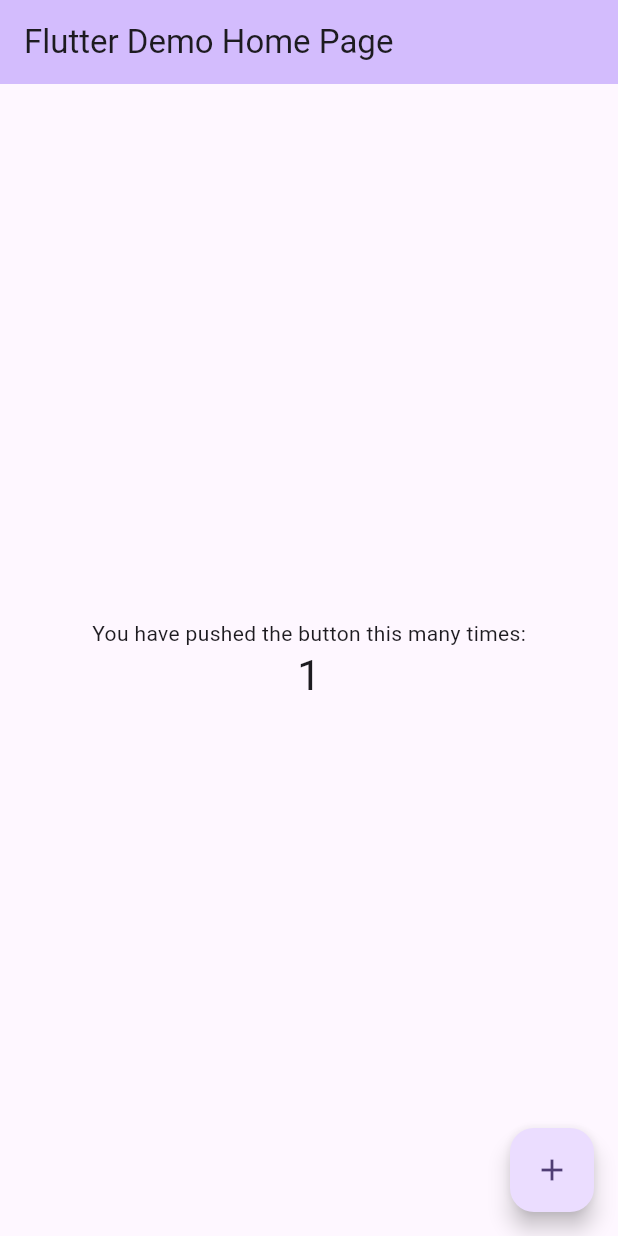
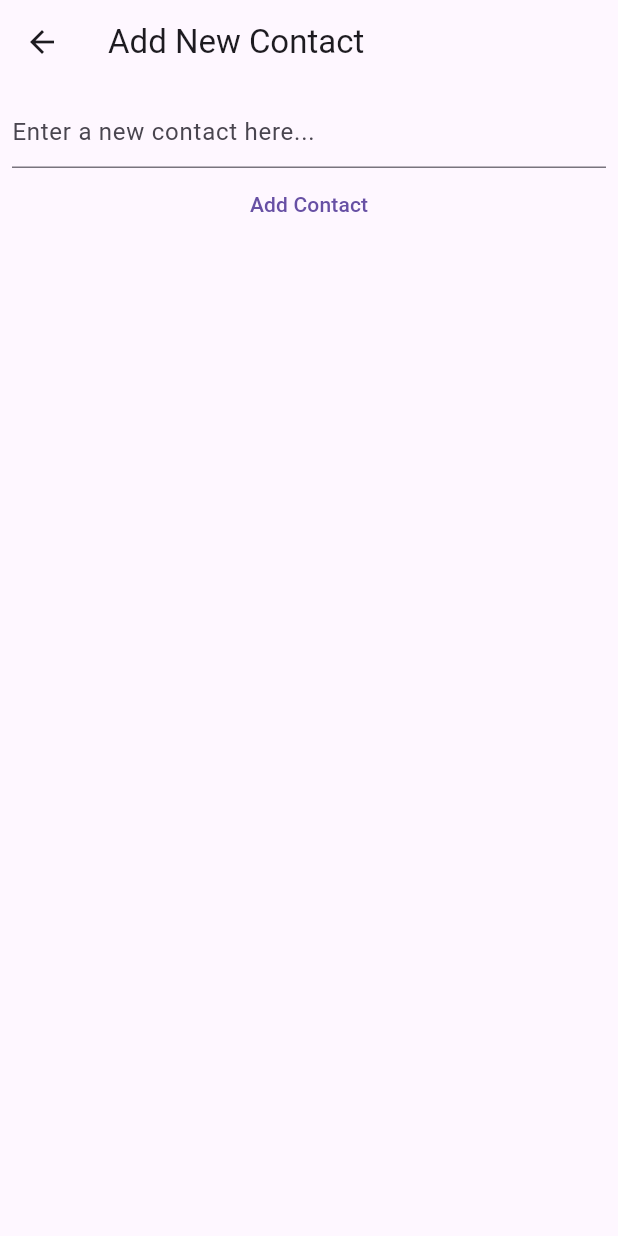
Before and after one commit to sb-dor/State-Management-in-Flutter, a Flutter app: the screen it shows after launch, after a tap on the "add" icon, on a phone screen of 412 x 824 dp. Run offline on Flutter 3.47's test engine with Material 3 defaults, Android fonts, the phone set to English and light mode, and no system bars.

Commit message:
learned about flutter ValueNotifier state management basics

```diff
--- a/lib/main.dart
+++ b/lib/main.dart
@@ -1,125 +1,24 @@
 import 'package:flutter/material.dart';
 
+import 'vanilla_contacts/views/vanilla_contact_page.dart';
+
 void main() {
-  runApp(const MyApp());
+  runApp(const App());
 }
 
-class MyApp extends StatelessWidget {
-  const MyApp({super.key});
+class App extends StatefulWidget {
+  const App({super.key});
 
-  // This widget is the root of your application.
+  @override
+  State<App> createState() => _AppState();
+}
+
+class _AppState extends State<App> {
   @override
   Widget build(BuildContext context) {
-    return MaterialApp(
-      title: 'Flutter Demo',
-      theme: ThemeData(
-        // This is the theme of your application.
-        //
-        // TRY THIS: Try running your application with "flutter run". You'll see
-        // the application has a purple toolbar. Then, without quitting the app,
-        // try changing the seedColor in the colorScheme below to Colors.green
-        // and then invoke "hot reload" (save your changes or press the "hot
-        // reload" button in a Flutter-supported IDE, or press "r" if you used
-        // the command line to start the app).
-        //
-        // Notice that the counter didn't reset back to zero; the application
-        // state is not lost during the reload. To reset the state, use hot
-        // restart instead.
-        //
-        // This works for code too, not just values: Most code changes can be
-        // tested with just a hot reload.
-        colorScheme: ColorScheme.fromSeed(seedColor: Colors.deepPurple),
-        useMaterial3: true,
-      ),
-      home: const MyHomePage(title: 'Flutter Demo Home Page'),
+    return const MaterialApp(
+      debugShowCheckedModeBanner: false,
+      home: VanillaContactPage(),
     );
   }
 }
-
-class MyHomePage extends StatefulWidget {
-  const MyHomePage({super.key, required this.title});
-
-  // This widget is the home page of your application. It is stateful, meaning
-  // that it has a State object (defined below) that contains fields that affect
-  // how it looks.
-
-  // This class is the configuration for the state. It holds the values (in this
-  // case the title) provided by the parent (in this case the App widget) and
-  // used by the build method of the State. Fields in a Widget subclass are
-  // always marked "final".
-
-  final String title;
-
-  @override
-  State<MyHomePage> createState() => _MyHomePageState();
-}
-
-class _MyHomePageState extends State<MyHomePage> {
-  int _counter = 0;
-
-  void _incrementCounter() {
-    setState(() {
-      // This call to setState tells the Flutter framework that something has
-      // changed in this State, which causes it to rerun the build method below
-      // so that the display can reflect the updated values. If we changed
-      // _counter without calling setState(), then the build method would not be
-      // called again, and so nothing would appear to happen.
-      _counter++;
-    });
-  }
-
-  @override
-  Widget build(BuildContext context) {
-    // This method is rerun every time setState is called, for instance as done
-    // by the _incrementCounter method above.
-    //
-    // The Flutter framework has been optimized to make rerunning build methods
-    // fast, so that you can just rebuild anything that needs updating rather
-    // than having to individually change instances of widgets.
-    return Scaffold(
-      appBar: AppBar(
-        // TRY THIS: Try changing the color here to a specific color (to
-        // Colors.amber, perhaps?) and trigger a hot reload to see the AppBar
-        // change color while the other colors stay the same.
-        backgroundColor: Theme.of(context).colorScheme.inversePrimary,
-        // Here we take the value from the MyHomePage object that was created by
-        // the App.build method, and use it to set our appbar title.
-        title: Text(widget.title),
-      ),
-      body: Center(
-        // Center is a layout widget. It takes a single child and positions it
-        // in the middle of the parent.
-        child: Column(
-          // Column is also a layout widget. It takes a list of children and
-          // arranges them vertically. By default, it sizes itself to fit its
-          // children horizontally, and tries to be as tall as its parent.
-          //
-          // Column has various properties to control how it sizes itself and
-          // how it positions its children. Here we use mainAxisAlignment to
-          // center the children vertically; the main axis here is the vertical
-          // axis because Columns are vertical (the cross axis would be
-          // horizontal).
-          //
-          // TRY THIS: Invoke "debug painting" (choose the "Toggle Debug Paint"
-          // action in the IDE, or press "p" in the console), to see the
-          // wireframe for each widget.
-          mainAxisAlignment: MainAxisAlignment.center,
-          children: <Widget>[
-            const Text(
-              'You have pushed the button this many times:',
-            ),
-            Text(
-              '$_counter',
-              style: Theme.of(context).textTheme.headlineMedium,
-            ),
-          ],
-        ),
-      ),
-      floatingActionButton: FloatingActionButton(
-        onPressed: _incrementCounter,
-        tooltip: 'Increment',
-        child: const Icon(Icons.add),
-      ), // This trailing comma makes auto-formatting nicer for build methods.
-    );
-  }
-}
--- /dev/null
+++ b/lib/vanilla_contacts/models/contact.dart
@@ -0,0 +1,9 @@
+import 'package:uuid/uuid.dart';
+
+class Contact {
+  final String id;
+  final String name;
+
+  // whenever you create new instance of this class - id will be placed with uuid automatically
+  Contact({required this.name}) : id = const Uuid().v4();
+}
--- /dev/null
+++ b/lib/vanilla_contacts/view_model/contact_book.dart
@@ -0,0 +1,31 @@
+import 'package:flutter/foundation.dart';
+import 'package:state_management_course/vanilla_contacts/models/contact.dart';
+
+// in ValueNotifier you have to write what kind of type will be listened
+// in order to change the state of screen
+class ContactBook extends ValueNotifier<List<Contact>> {
+  //
+  ContactBook._() : super(<Contact>[]); // begin with a empty list
+
+  static ContactBook? _instance;
+
+  static ContactBook get instance => _instance ??= ContactBook._();
+
+  int get length => value.length; // this value is from "ValueNotifier" getter variable
+
+  void add({required Contact contact}) {
+    value.add(contact); // this value is from "ValueNotifier" getter variable
+    notifyListeners();
+  }
+
+  void remove({required Contact contact}) {
+    // this value is from "ValueNotifier" getter variable
+    value.removeWhere((e) => e.id == contact.id);
+    notifyListeners();
+  }
+
+  Contact? contact({required int atIndex}) {
+    // this value is from "ValueNotifier" getter variable
+    return value.length > atIndex ? value[atIndex] : null;
+  }
+}
--- /dev/null
+++ b/lib/vanilla_contacts/views/vanilla_contact_page.dart
@@ -0,0 +1,56 @@
+import 'package:flutter/material.dart';
+import 'package:state_management_course/vanilla_contacts/view_model/contact_book.dart';
+import 'package:state_management_course/vanilla_contacts/views/vanilla_new_contact_view.dart';
+
+class VanillaContactPage extends StatefulWidget {
+  const VanillaContactPage({super.key});
+
+  @override
+  State<VanillaContactPage> createState() => _VanillaContactPageState();
+}
+
+class _VanillaContactPageState extends State<VanillaContactPage> {
+  final contactBook = ContactBook.instance;
+
+  @override
+  Widget build(BuildContext context) {
+    return Scaffold(
+      appBar: AppBar(
+        title: const Text("Home page"),
+      ),
+      body: ValueListenableBuilder(
+          valueListenable: contactBook,
+          builder: (context, value, child) {
+            return ListView.separated(
+              padding: const EdgeInsets.all(8.0),
+              separatorBuilder: (context, index) => const SizedBox(height: 10),
+              itemCount: value.length,
+              itemBuilder: (context, index) {
+                final contact = value[index];
+                return Dismissible(
+                  key: UniqueKey(),
+                  onDismissed: (direction) => contactBook.remove(contact: contact),
+                  child: Material(
+                    elevation: 6.0,
+                    child: ListTile(
+                      title: Text("${index + 1}. ${contact.name}"),
+                    ),
+                  ),
+                );
+              },
+            );
+          }),
+      floatingActionButton: FloatingActionButton(
+        onPressed: () {
+          Navigator.push(
+            context,
+            MaterialPageRoute(
+              builder: (context) => const VanillaNewContactView(),
+            ),
+          );
+        },
+        child: const Icon(Icons.add),
+      ),
+    );
+  }
+}
--- /dev/null
+++ b/lib/vanilla_contacts/views/vanilla_new_contact_view.dart
@@ -0,0 +1,59 @@
+import 'package:flutter/material.dart';
+import 'package:state_management_course/vanilla_contacts/models/contact.dart';
+import 'package:state_management_course/vanilla_contacts/view_model/contact_book.dart';
+
+class VanillaNewContactView extends StatefulWidget {
+  const VanillaNewContactView({super.key});
+
+  @override
+  State<VanillaNewContactView> createState() => _VanillaNewContactViewState();
+}
+
+class _VanillaNewContactViewState extends State<VanillaNewContactView> {
+  late TextEditingController _controller;
+  late ContactBook _contactBook;
+
+  @override
+  void initState() {
+    super.initState();
+    _controller = TextEditingController(text: '');
+    _contactBook = ContactBook.instance;
+  }
+
+  @override
+  void dispose() {
+    _controller.dispose();
+    super.dispose();
+  }
+
+  @override
+  Widget build(BuildContext context) {
+    return Scaffold(
+      appBar: AppBar(
+        title: const Text("Add New Contact"),
+      ),
+      body: Padding(
+        padding: const EdgeInsets.all(8.0),
+        child: Column(
+          children: [
+            TextField(
+              controller: _controller,
+              decoration: const InputDecoration(
+                hintText: "Enter a new contact here...",
+              ),
+            ),
+            TextButton(
+              onPressed: () {
+                if (_controller.text.trim().isEmpty) return;
+                final contact = Contact(name: _controller.text.trim());
+                _contactBook.add(contact: contact);
+                Navigator.pop(context);
+              },
+              child: const Text("Add Contact"),
+            )
+          ],
+        ),
+      ),
+    );
+  }
+}
--- a/pubspec.yaml
+++ b/pubspec.yaml
@@ -35,6 +35,7 @@ dependencies:
   # The following adds the Cupertino Icons font to your application.
   # Use with the CupertinoIcons class for iOS style icons.
   cupertino_icons: ^1.0.6
+  uuid: ^4.4.0
 
 dev_dependencies:
   flutter_test:
```
Also changed, not shown: pubspec.lock, 1 other file.
